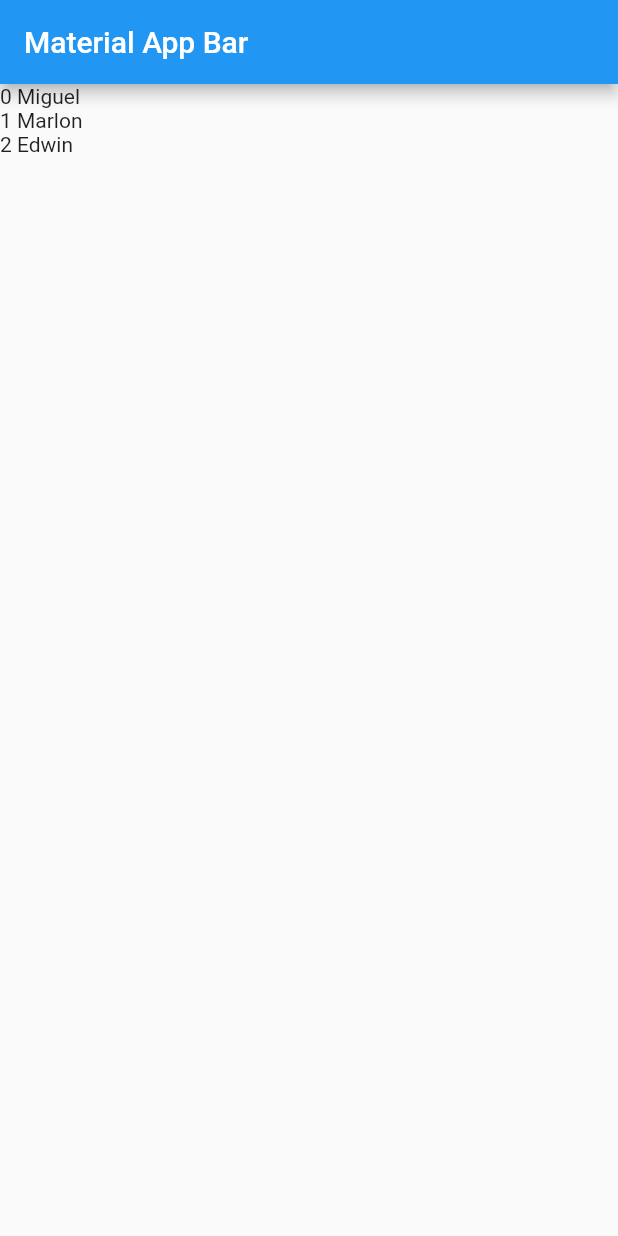
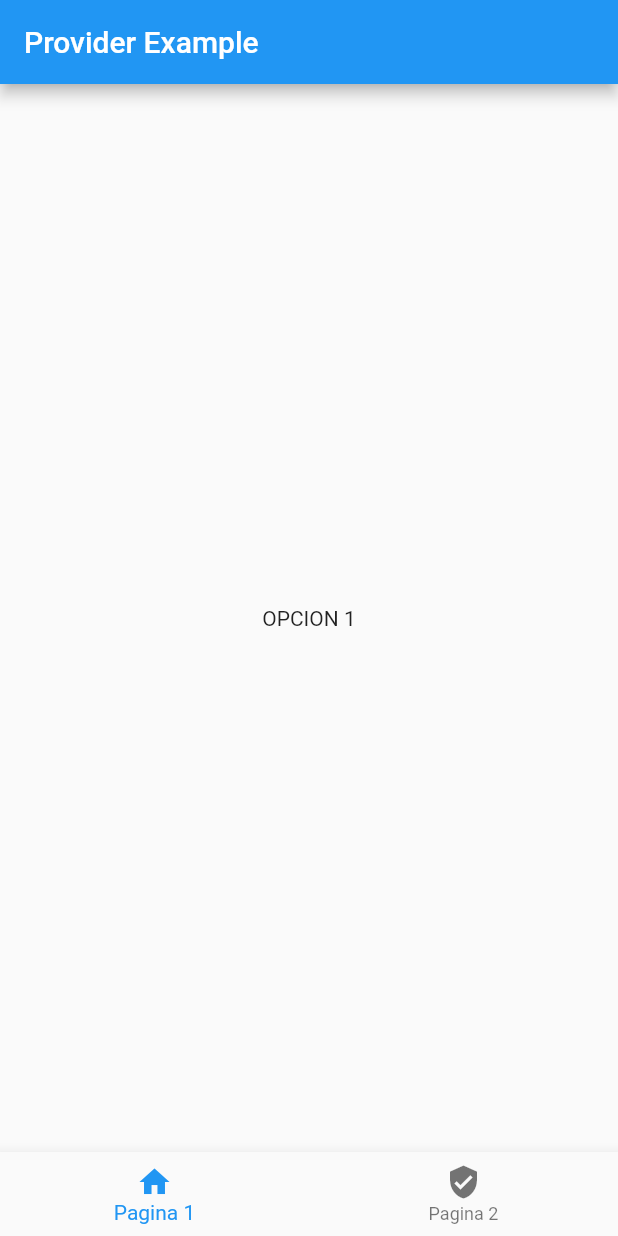
Before and after one commit to zayro/FlutterDemos, a Flutter app: the screen it shows after launch, on a phone screen of 412 x 824 dp. Run offline on Flutter 3.47's test engine with Material 2 defaults, Android fonts, the phone set to English and light mode, and no system bars.

Commit message:
agregar provider

```diff
--- a/lib/main.dart
+++ b/lib/main.dart
@@ -1,29 +1,28 @@
 import 'package:flutter/material.dart';
+import 'package:provider/provider.dart';
+
+import './providers/provider.dart';
+import './screens/firstpage.dart';
 
 void main() => runApp(MyApp());
 
 class MyApp extends StatelessWidget {
-  final _contacts = ["Miguel", "Marlon", "Edwin"];
-
+  // This widget is the root of your application.
   @override
   Widget build(BuildContext context) {
-    return MaterialApp(
-      title: 'Material App',
-      home: Scaffold(
-          appBar: AppBar(
-            title: Text('Material App Bar'),
-          ),
-          body: ListView(
-              /*  children: [
-              ListTile(
-                  title: Text("Marlon", style: TextStyle(fontSize: 20.0)),
-                  subtitle: Text("+573015862"),
-                  leading: Icon(Icons.access_alarm_sharp),
-                  trailing: Icon(Icons.access_alarm_sharp)),
-
-            ], */
-              children: List.generate(
-                  _contacts.length, (i) => Text('$i ${_contacts[i]}')))),
+    return ChangeNotifierProvider(
+      //Este widget viene de la dependencia que agregamos.
+      //Requiere de un builder, que recibe el context, y nos devuelve un MyProvider (este fue el que creamos en providers/provider)
+      create: (_) => MyProvider(),
+      //builder: (context) => MyProvider(),
+      child: MaterialApp(
+        debugShowCheckedModeBanner: false,
+        title: 'Provider Example',
+        theme: ThemeData(
+          primarySwatch: Colors.blue,
+        ),
+        home: FirstPage(),
+      ),
     );
   }
 }
--- /dev/null
+++ b/lib/pages/opcion1.dart
@@ -0,0 +1,14 @@
+import 'package:flutter/material.dart';
+
+class OpcionOne extends StatelessWidget {
+  const OpcionOne({Key key}) : super(key: key);
+
+  @override
+  Widget build(BuildContext context) {
+    return Center(
+      child: Container(
+        child: Text("OPCION 1"),
+      ),
+    );
+  }
+}
--- /dev/null
+++ b/lib/providers/provider.dart
@@ -0,0 +1,47 @@
+import 'package:flutter/foundation.dart';
+
+import '../pages/opcion1.dart';
+import '../pages/opcion2.dart';
+
+class MyProvider with ChangeNotifier {
+  //Creamos una clase "MyProvider" y le agregamos las capacidades de Change Notifier.
+  /*
+    La propiedad WITH
+    Un mixin se refiere a  agregar las capacidades de otra clase o clases a nuestra propia clase,
+    sin heredar de esas clases. Los métodos de esas clases ahora pueden llamarse en su clase, y el código
+    dentro de esas clases se ejecutará. Dart no tiene herencia múltiple, pero el uso de mixins le permite
+    plegarse en otras clases para lograr la reutilización del código y evitar los problemas que podría causar
+   la herencia múltiple.
+  */
+
+  String _mitexto =
+      "Texto Inicial"; //Dentro de nuestro provider, creamos e inicializamos nuestra variable.
+
+  String get mitexto =>
+      _mitexto; //Creamos el metodo Get, para poder obtener el valor de mitexto
+
+  //Ahora creamos el metodo set para poder actualizar el valor de _mitexto, este metodo recibe un valor newTexto de tipo String
+  set mitexto(String newTexto) {
+    _mitexto = newTexto; //actualizamos el valor
+    notifyListeners(); //notificamos a los widgets que esten escuchando el stream.
+  }
+
+  num pageCurrent = 0;
+
+  handleState() {
+    //print("handleState $val");
+    print("handleState $pageCurrent");
+
+    switch (pageCurrent) {
+      case 0:
+        return OpcionOne();
+        break;
+      case 1:
+        return OpcionSecond();
+        break;
+      default:
+        return OpcionOne();
+        break;
+    }
+  }
+}
--- /dev/null
+++ b/lib/screens/firstpage.dart
@@ -0,0 +1,45 @@
+import 'package:flutter/material.dart';
+import 'package:provider/provider.dart';
+import '../providers/provider.dart';
+
+class FirstPage extends StatefulWidget {
+  @override
+  _FirstPageState createState() => _FirstPageState();
+}
+
+class _FirstPageState extends State<FirstPage> {
+  @override
+  Widget build(BuildContext context) {
+    var myProvider = Provider.of<MyProvider>(context);
+
+    int _selectPosition = 0;
+
+    _onSelectItemOnTap(int val) {
+      print("_onSelectItemOnTap $val");
+      myProvider.pageCurrent = val;
+      setState(() => _selectPosition = val);
+    }
+
+    return Scaffold(
+      appBar: AppBar(
+        title: Text('Provider Example'),
+      ),
+      body: myProvider.handleState(),
+      bottomNavigationBar: BottomNavigationBar(
+        onTap: _onSelectItemOnTap,
+        currentIndex:
+            myProvider.pageCurrent, // this will be set when a new tab is tapped
+        items: [
+          BottomNavigationBarItem(
+            icon: Icon(Icons.home),
+            label: 'Pagina 1',
+          ),
+          BottomNavigationBarItem(
+            icon: Icon(Icons.verified_user),
+            label: 'Pagina 2',
+          ),
+        ],
+      ),
+    );
+  }
+}
--- a/pubspec.yaml
+++ b/pubspec.yaml
@@ -23,7 +23,7 @@ environment:
 dependencies:
   flutter:
     sdk: flutter
-
+  provider:
 
   # The following adds the Cupertino Icons font to your application.
   # Use with the CupertinoIcons class for iOS style icons.
```
Also changed, not shown: lib/FullDemo.dart (added, +97 -0 lines), lib/pages/home.dart (added, +33 -0 lines), lib/pages/opcion2.dart (added, +14 -0 lines), lib/screens/secondpage.dart (added, +31 -0 lines), pubspec.lock.
